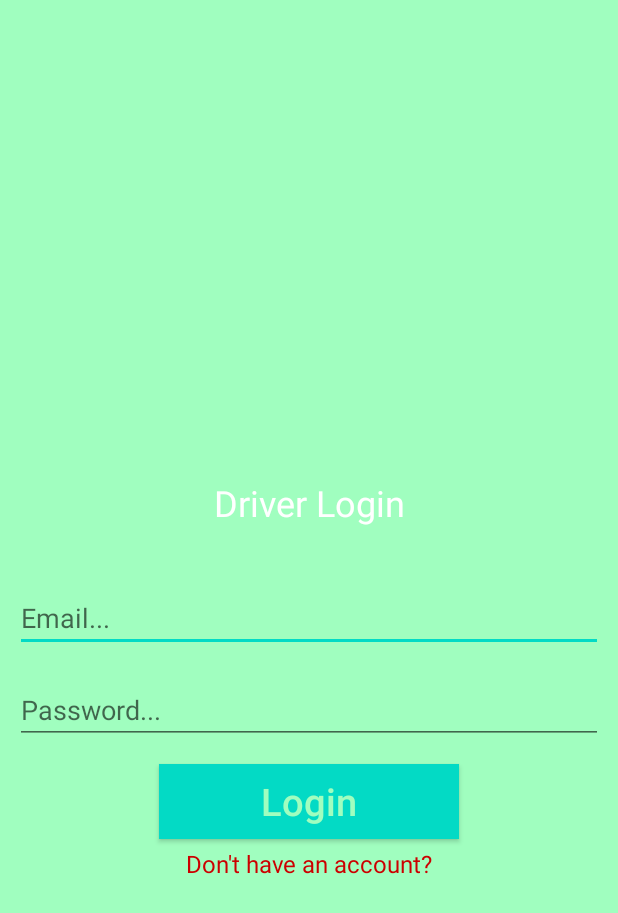
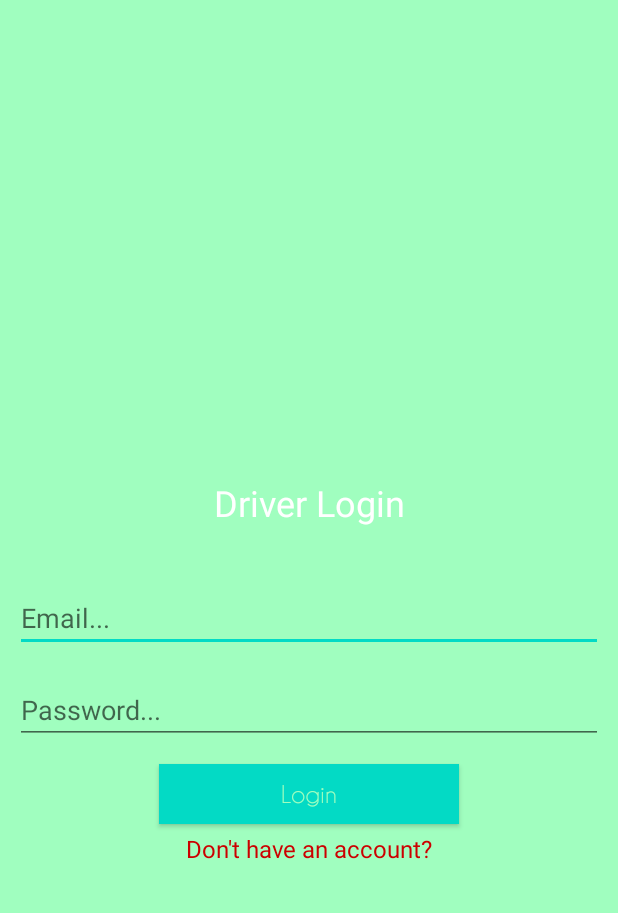
Before and after one commit to SydNS/Professional-Drivers-App, an Android app: the DriverLoginRegisterActivity screen opened directly, with no data from a screen before it, on a phone screen of 412 x 824 dp. Shown: the top 913 px of the screen. Run offline under Robolectric (Android 15) with nearby library versions, the phone set to English and light mode, and no system bars; our stand-ins replace Firebase (no records; nobody signed in at launch, a user with empty details on screens opened directly).

Commit message:
Made animations for the transitioning of activities

```diff
--- a/app/src/main/res/values/styles.xml
+++ b/app/src/main/res/values/styles.xml
@@ -5,6 +5,24 @@
         <item name="colorPrimary">@color/colorPrimary</item>
         <item name="colorPrimaryDark">@color/colorPrimaryDark</item>
         <item name="colorAccent">@color/colorAccent</item>
+<!--        <item name="android:windowAnimationStyle">@style/CustomActivityAnimation</item>-->
+    </style>
+
+    <style name="Nobars" parent="Theme.AppCompat.Light.NoActionBar">
+        <item name="colorPrimary">@color/colorPrimary</item>
+        <item name="colorPrimaryDark">@color/colorPrimaryDark</item>
+        <item name="colorAccent">@color/colorAccent</item>
+        <item name="android:windowAnimationStyle">@style/CustomActivityAnimation</item>
+
+    </style>
+
+    <style name="CustomActivityAnimation" parent="@android:style/Animation.Activity">
+        <!-- Customize your theme here. -->
+        <item name="android:activityOpenEnterAnimation">@anim/activity_slide_animation_enter_right</item>
+        <item name="android:activityOpenExitAnimation">@anim/activity_slide_animation_left_exit</item>
+        <item name="android:activityCloseEnterAnimation">@anim/activity_slide_animation_enter_left</item>
+        <item name="android:activityCloseExitAnimation">@anim/activity_slide_animation_exit_right</item>
+
     </style>
 
     <style name="onboardText" parent="Widget.AppCompat.TextView">
@@ -17,19 +35,16 @@
         <item name="android:justificationMode" tools:ignore="NewApi">inter_word</item>
     </style>
 
-    <style name="Nobars" parent="Theme.AppCompat.Light.NoActionBar">
-        <item name="colorPrimary">@color/colorPrimary</item>
-        <item name="colorPrimaryDark">@color/colorPrimaryDark</item>
-        <item name="colorAccent">@color/colorAccent</item>
-    </style>
+
 
     <style name="loginregisterbuttons">
         <item name="android:textColor">@color/colorPrimary</item>
         <item name="textAllCaps">false</item>
-        <item name="android:textSize">25sp</item>
         <item name="android:layout_width">200dp</item>
-        <item name="android:layout_height">50dp</item>
+        <item name="android:layout_height">40dp</item>
         <item name="android:layout_centerHorizontal">true</item>
+        <item name="android:fontFamily">@font/caviardreams</item>
+        <item name="android:textSize">15sp</item>
 
     </style>
 
```
